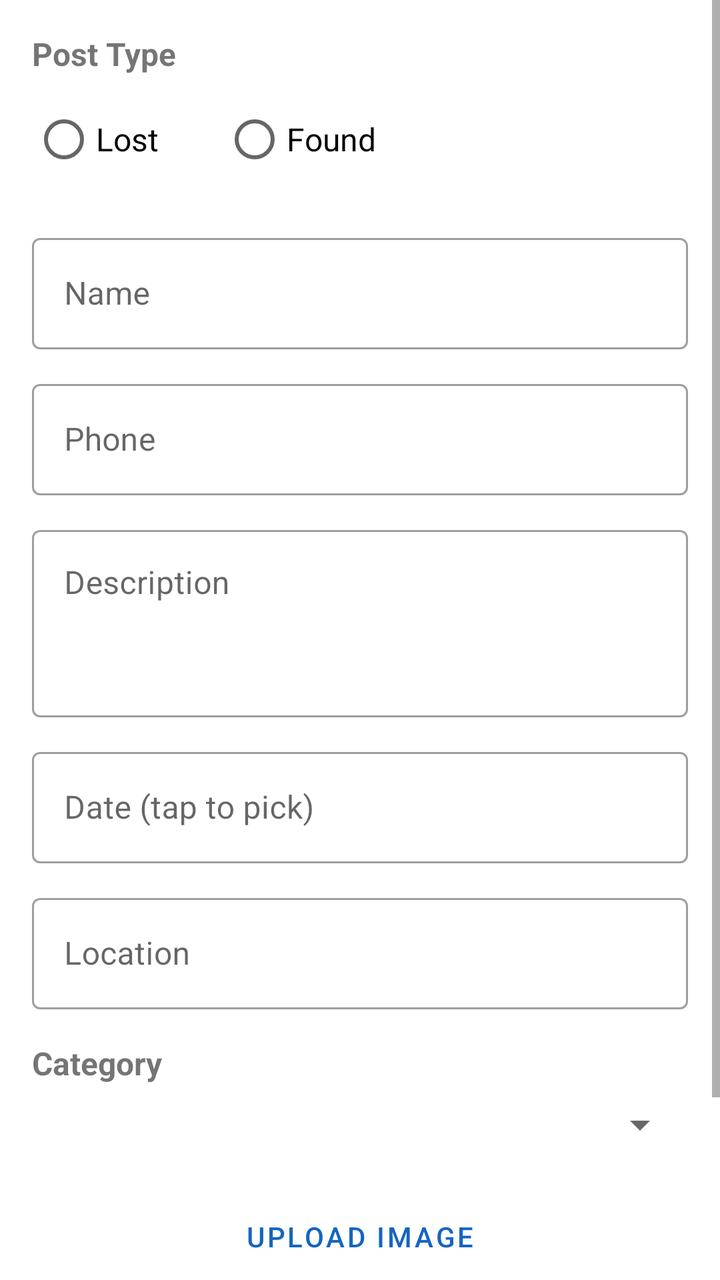
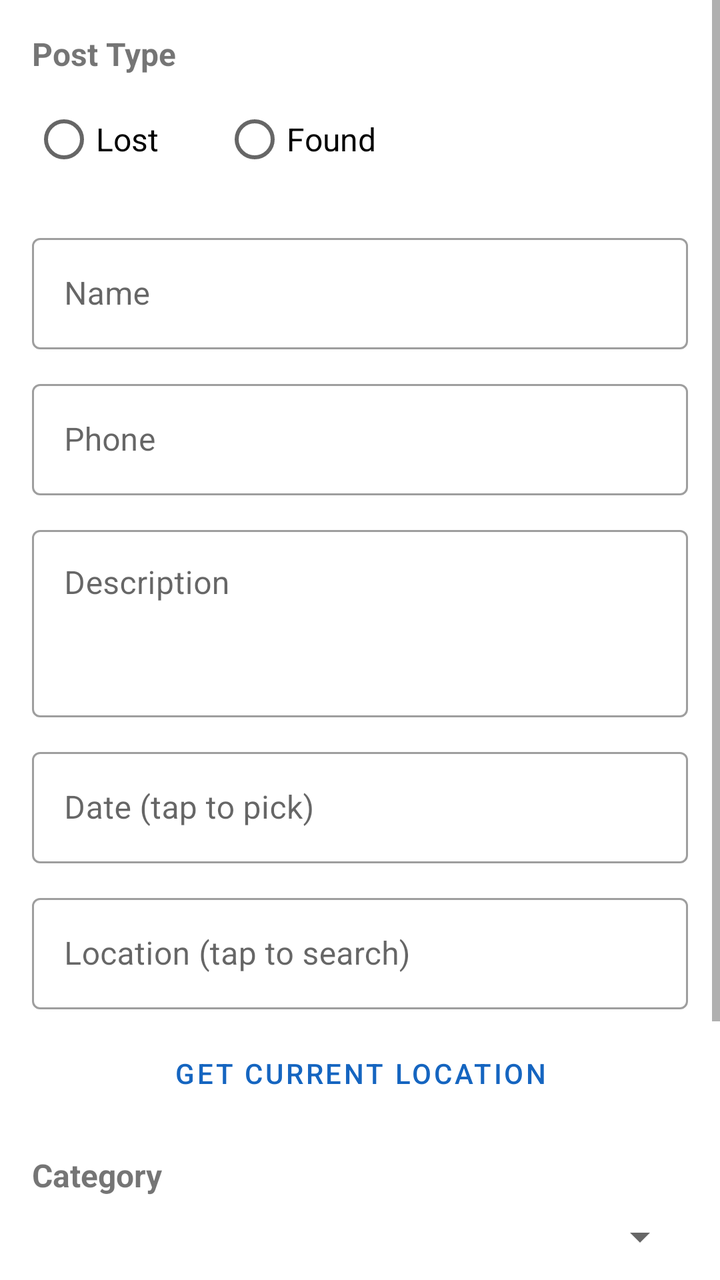

An Android layout rendered at two revisions. The XML below is the earlier revision; the diff shows what the commit changed to produce the second picture.
<!-- AndroidManifest.xml: application theme Theme.Lostandfound -->
<!-- res/layout/activity_create_advert.xml -->
<?xml version="1.0" encoding="utf-8"?>
<ScrollView xmlns:android="http://schemas.android.com/apk/res/android"
    android:layout_width="match_parent"
    android:layout_height="match_parent"
    android:background="@color/white">

    <LinearLayout
        android:layout_width="match_parent"
        android:layout_height="wrap_content"
        android:orientation="vertical"
        android:padding="16dp">

        <TextView
            android:layout_width="wrap_content"
            android:layout_height="wrap_content"
            android:text="Post Type"
            android:textStyle="bold"
            android:textSize="16sp"
            android:layout_marginBottom="8dp" />

        <RadioGroup
            android:id="@+id/rgPostType"
            android:layout_width="match_parent"
            android:layout_height="wrap_content"
            android:orientation="horizontal"
            android:layout_marginBottom="20dp">

            <RadioButton
                android:id="@+id/rbLost"
                android:layout_width="wrap_content"
                android:layout_height="wrap_content"
                android:text="Lost"
                android:textSize="16sp"
                android:layout_marginEnd="32dp" />

            <RadioButton
                android:id="@+id/rbFound"
                android:layout_width="wrap_content"
                android:layout_height="wrap_content"
                android:text="Found"
                android:textSize="16sp" />
        </RadioGroup>

        <com.google.android.material.textfield.TextInputLayout
            android:layout_width="match_parent"
            android:layout_height="wrap_content"
            android:hint="Name"
            style="@style/Widget.MaterialComponents.TextInputLayout.OutlinedBox"
            android:layout_marginBottom="12dp">
            <com.google.android.material.textfield.TextInputEditText
                android:id="@+id/etName"
                android:layout_width="match_parent"
                android:layout_height="wrap_content"
                android:inputType="textPersonName" />
        </com.google.android.material.textfield.TextInputLayout>

        <com.google.android.material.textfield.TextInputLayout
            android:layout_width="match_parent"
            android:layout_height="wrap_content"
            android:hint="Phone"
            style="@style/Widget.MaterialComponents.TextInputLayout.OutlinedBox"
            android:layout_marginBottom="12dp">
            <com.google.android.material.textfield.TextInputEditText
                android:id="@+id/etPhone"
                android:layout_width="match_parent"
                android:layout_height="wrap_content"
                android:inputType="phone" />
        </com.google.android.material.textfield.TextInputLayout>

        <com.google.android.material.textfield.TextInputLayout
            android:layout_width="match_parent"
            android:layout_height="wrap_content"
            android:hint="Description"
            style="@style/Widget.MaterialComponents.TextInputLayout.OutlinedBox"
            android:layout_marginBottom="12dp">
            <com.google.android.material.textfield.TextInputEditText
                android:id="@+id/etDescription"
                android:layout_width="match_parent"
                android:layout_height="wrap_content"
                android:inputType="textMultiLine"
                android:lines="3"
                android:gravity="top|start" />
        </com.google.android.material.textfield.TextInputLayout>

        <com.google.android.material.textfield.TextInputLayout
            android:layout_width="match_parent"
            android:layout_height="wrap_content"
            android:hint="Date (tap to pick)"
            style="@style/Widget.MaterialComponents.TextInputLayout.OutlinedBox"
            android:layout_marginBottom="12dp">
            <com.google.android.material.textfield.TextInputEditText
                android:id="@+id/etDate"
                android:layout_width="match_parent"
                android:layout_height="wrap_content"
                android:focusable="false"
                android:focusableInTouchMode="false"
                android:clickable="true"
                android:cursorVisible="false" />
        </com.google.android.material.textfield.TextInputLayout>

        <com.google.android.material.textfield.TextInputLayout
            android:layout_width="match_parent"
            android:layout_height="wrap_content"
            android:hint="Location"
            style="@style/Widget.MaterialComponents.TextInputLayout.OutlinedBox"
            android:layout_marginBottom="16dp">
            <com.google.android.material.textfield.TextInputEditText
                android:id="@+id/etLocation"
                android:layout_width="match_parent"
                android:layout_height="wrap_content"
                android:inputType="text" />
        </com.google.android.material.textfield.TextInputLayout>

        <TextView
            android:layout_width="wrap_content"
            android:layout_height="wrap_content"
            android:text="Category"
            android:textStyle="bold"
            android:textSize="16sp"
            android:layout_marginBottom="8dp" />

        <Spinner
            android:id="@+id/spinnerCategory"
            android:layout_width="match_parent"
            android:layout_height="wrap_content"
            android:layout_marginBottom="20dp" />

        <Button
            android:id="@+id/btnUploadImage"
            android:layout_width="match_parent"
            android:layout_height="wrap_content"
            android:text="UPLOAD IMAGE"
            style="@style/Widget.MaterialComponents.Button.OutlinedButton"
            android:layout_marginBottom="12dp" />

        <ImageView
            android:id="@+id/ivImagePreview"
            android:layout_width="match_parent"
            android:layout_height="150dp"
            android:scaleType="centerCrop"
            android:visibility="gone"
            android:layout_marginBottom="16dp" />

        <Button
            android:id="@+id/btnSave"
            android:layout_width="match_parent"
            android:layout_height="56dp"
            android:text="SAVE"
            android:textSize="16sp"
            android:backgroundTint="@color/primary"
            android:layout_marginTop="4dp"
            android:layout_marginBottom="16dp" />

    </LinearLayout>
</ScrollView>
<!-- resources referenced by this layout -->
<resources>
  <color name="primary">#1565C0</color>
  <color name="white">#FFFFFFFF</color>
  <style name="Theme.Lostandfound" parent="Base.Theme.Lostandfound" />
  <style name="Base.Theme.Lostandfound" parent="Theme.MaterialComponents.Light.DarkActionBar">
          <item name="colorPrimary">@color/primary</item>
          <item name="colorPrimaryDark">@color/primary_dark</item>
          <item name="colorAccent">@color/accent</item>
      </style>
  <color name="primary_dark">#003c8f</color>
  <color name="accent">#42A5F5</color>
</resources>

<!-- the commit's change to res/layout/activity_create_advert.xml (unified diff, before → after) -->
@@ -98,18 +98,31 @@
                 android:cursorVisible="false" />
         </com.google.android.material.textfield.TextInputLayout>
 
+        
         <com.google.android.material.textfield.TextInputLayout
             android:layout_width="match_parent"
             android:layout_height="wrap_content"
-            android:hint="Location"
+            android:hint="Location (tap to search)"
             style="@style/Widget.MaterialComponents.TextInputLayout.OutlinedBox"
-            android:layout_marginBottom="16dp">
+            android:layout_marginBottom="8dp">
             <com.google.android.material.textfield.TextInputEditText
                 android:id="@+id/etLocation"
                 android:layout_width="match_parent"
                 android:layout_height="wrap_content"
-                android:inputType="text" />
+                android:focusable="false"
+                android:focusableInTouchMode="false"
+                android:clickable="true"
+                android:cursorVisible="false" />
         </com.google.android.material.textfield.TextInputLayout>
+
+        
+        <Button
+            android:id="@+id/btnGetCurrentLocation"
+            android:layout_width="match_parent"
+            android:layout_height="wrap_content"
+            android:text="GET CURRENT LOCATION"
+            style="@style/Widget.MaterialComponents.Button.OutlinedButton"
+            android:layout_marginBottom="16dp" />
 
         <TextView
             android:layout_width="wrap_content"
